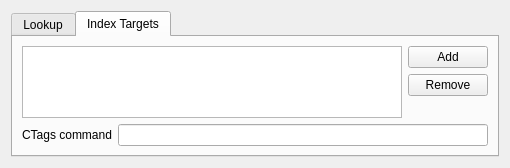
Before: the Qt Designer form kate/plugins/kate-ctags/kate_ctags.ui in KDE/kate, drawn with Qt 5.
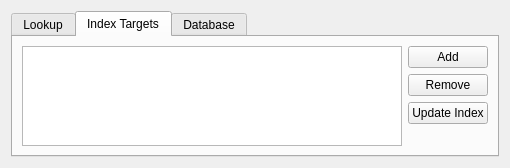
After: the same form once the commit is applied. The open tabs and pages were chosen to show the change. Custom widgets are drawn as their Qt base class.

Commit message: Move the ctags command to a separate tab and add the possibility to select/set the name of the database

```diff
--- a/kate/plugins/kate-ctags/kate_ctags.ui
+++ b/kate/plugins/kate-ctags/kate_ctags.ui
@@ -7,14 +7,14 @@
     <x>0</x>
     <y>0</y>
     <width>510</width>
-    <height>139</height>
+    <height>136</height>
    </rect>
   </property>
   <layout class="QVBoxLayout" name="verticalLayout">
    <item>
     <widget class="KTabWidget" name="tabWidget">
      <property name="currentIndex">
-      <number>0</number>
+      <number>2</number>
      </property>
      <widget class="QWidget" name="widget">
       <attribute name="title">
@@ -29,7 +29,7 @@
         </widget>
        </item>
        <item row="0" column="1">
-        <widget class="KPushButton" name="updateDB">
+        <widget class="KPushButton" name="updateButton">
          <property name="text">
           <string>Update Index</string>
          </property>
@@ -63,48 +63,62 @@
       <attribute name="title">
        <string>Index Targets</string>
       </attribute>
-      <layout class="QVBoxLayout" name="verticalLayout_2">
-       <item>
-        <layout class="QHBoxLayout" name="horizontalLayout">
-         <item>
+      <layout class="QGridLayout" name="gridLayout_2" columnstretch="1,0,0,0">
+       <item row="0" column="0" rowspan="4" colspan="2">
           <widget class="KListWidget" name="targetList"/>
          </item>
-         <item>
-          <layout class="QGridLayout" name="gridLayout_2">
-           <item row="2" column="0">
-            <spacer name="verticalSpacer">
-             <property name="orientation">
-              <enum>Qt::Vertical</enum>
-             </property>
-             <property name="sizeHint" stdset="0">
-              <size>
-               <width>1</width>
-               <height>1</height>
-              </size>
-             </property>
-            </spacer>
-           </item>
-           <item row="0" column="0">
+       <item row="0" column="2">
             <widget class="QPushButton" name="addButton">
              <property name="text">
               <string>Add</string>
              </property>
             </widget>
            </item>
-           <item row="1" column="0">
+       <item row="1" column="2">
             <widget class="QPushButton" name="delButton">
              <property name="text">
               <string>Remove</string>
              </property>
             </widget>
            </item>
-          </layout>
-         </item>
-        </layout>
+       <item row="3" column="2">
+        <spacer name="verticalSpacer">
+         <property name="orientation">
+          <enum>Qt::Vertical</enum>
+         </property>
+         <property name="sizeHint" stdset="0">
+          <size>
+           <width>13</width>
+           <height>16</height>
+          </size>
+         </property>
+        </spacer>
+       </item>
+       <item row="2" column="2">
+        <widget class="QPushButton" name="updateButton2">
+         <property name="text">
+          <string>Update Index</string>
+         </property>
+        </widget>
+       </item>
+      </layout>
+     </widget>
+     <widget class="QWidget" name="database">
+      <attribute name="title">
+       <string>Database</string>
+      </attribute>
+      <layout class="QGridLayout" name="gridLayout_3">
+       <item row="0" column="0">
+        <widget class="QLabel" name="fileLabel">
+         <property name="layoutDirection">
+          <enum>Qt::RightToLeft</enum>
+         </property>
+         <property name="text">
+          <string>CTags database file</string>
+         </property>
+        </widget>
        </item>
-       <item>
-        <layout class="QHBoxLayout" name="horizontalLayout_2">
-         <item>
+       <item row="3" column="0">
           <widget class="QLabel" name="cmdLabel">
            <property name="layoutDirection">
             <enum>Qt::RightToLeft</enum>
@@ -114,14 +128,28 @@
            </property>
           </widget>
          </item>
-         <item>
+       <item row="3" column="1">
           <widget class="KLineEdit" name="cmdEdit">
            <property name="frame">
             <bool>true</bool>
            </property>
           </widget>
          </item>
-        </layout>
+       <item row="4" column="0">
+        <spacer name="verticalSpacer_2">
+         <property name="orientation">
+          <enum>Qt::Vertical</enum>
+         </property>
+         <property name="sizeHint" stdset="0">
+          <size>
+           <width>20</width>
+           <height>40</height>
+          </size>
+         </property>
+        </spacer>
+       </item>
+       <item row="0" column="1">
+        <widget class="KUrlRequester" name="tagsFile"/>
        </item>
       </layout>
      </widget>
@@ -130,6 +158,11 @@
   </layout>
  </widget>
  <customwidgets>
+  <customwidget>
+   <class>KUrlRequester</class>
+   <extends>QFrame</extends>
+   <header>kurlrequester.h</header>
+  </customwidget>
   <customwidget>
    <class>KListWidget</class>
    <extends>QListWidget</extends>
```
Lines whose indentation alone changed are shown as unchanged. The commit also changes 2 other files.
